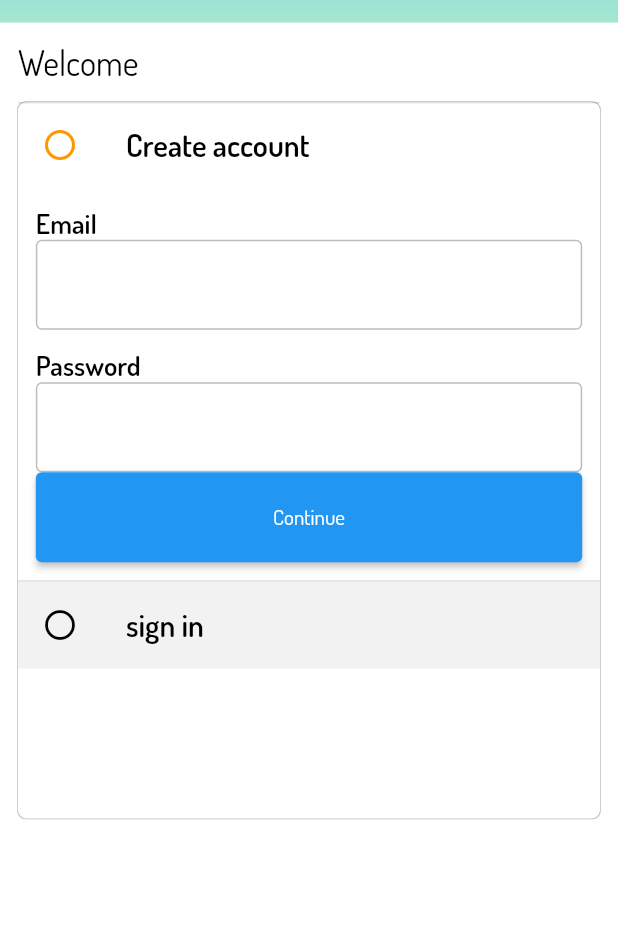
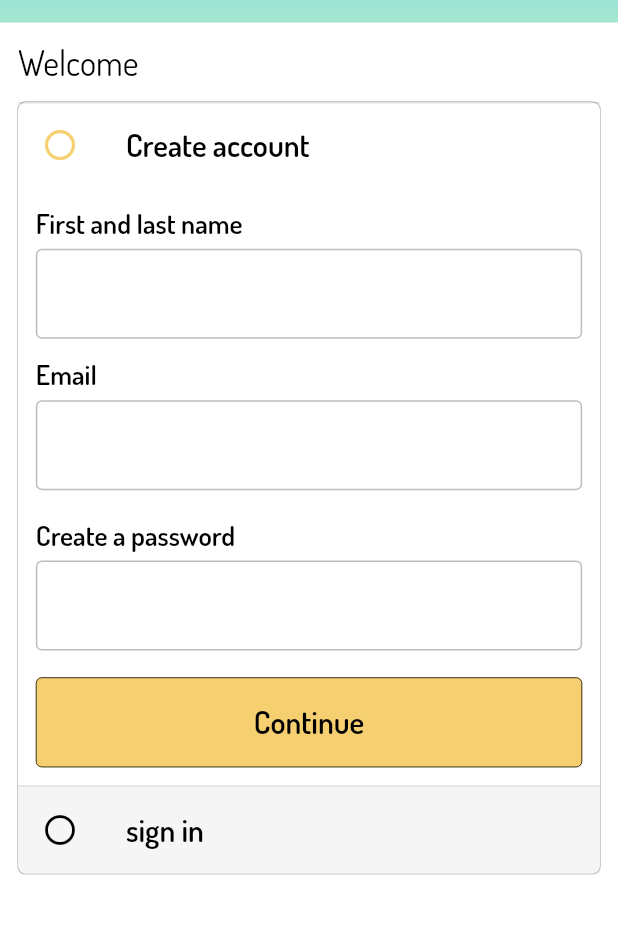
Before and after one commit to alaa747474/amazon-clone, a Flutter app: the SignInScreen screen opened by its route, after a tap on "Create account", on a phone screen of 412 x 824 dp, the part 67-1001 px from its top. Run offline on Flutter 3.47's test engine with Material 2 defaults, Android fonts, the phone set to English and light mode, and no system bars; our stand-ins replace bloc, cloud_firestore, firebase_core, flutter_bloc, flutter_native_splash, flutter_screenutil; accounts and stored records are empty; network calls fail.

Commit message:
amazon clone

```diff
--- a/lib/core/utils/theme.dart
+++ b/lib/core/utils/theme.dart
@@ -15,6 +15,7 @@ class AppTheme {
     scaffoldBackgroundColor: const Color.fromARGB(255, 233, 233, 233),
     shadowColor: Colors.black,
     primaryColorLight: Colors.white,
+    highlightColor:const Color.fromARGB(255, 246,207,112),
     textTheme: textTheme(),
   );
 }
--- a/lib/features/auth/presentation/screens/sign_in_screen.dart
+++ b/lib/features/auth/presentation/screens/sign_in_screen.dart
@@ -1,5 +1,7 @@
 import 'package:flutter/material.dart';
 import 'package:flutter_amazon_app/core/widgets/custom_app_bar.dart';
+import 'package:flutter_amazon_app/features/auth/presentation/widgets/continue_button.dart';
+import 'package:flutter_amazon_app/features/auth/presentation/widgets/custom_text_field.dart';
 import 'package:flutter_screenutil/flutter_screenutil.dart';
 
 
@@ -55,7 +57,7 @@ class _SignInScreenState extends State<SignInScreen> {
               ),
               Container(
                 width: double.maxFinite,
-                height: 400.h,
+
                 decoration: BoxDecoration(
                   borderRadius: BorderRadius.circular(5.r),
                   color: Theme.of(context).primaryColorLight,
@@ -70,8 +72,8 @@ class _SignInScreenState extends State<SignInScreen> {
                 ExpansionTile(
                   leading: const Icon(Icons.radio_button_off),
                   collapsedIconColor: Theme.of(context).shadowColor,
-                  iconColor: Colors.orange,
-                  collapsedBackgroundColor: Theme.of(context).hintColor.withOpacity(0.2),
+                  iconColor: Theme.of(context).highlightColor,
+                  collapsedBackgroundColor: Theme.of(context).hoverColor,
                   trailing:const SizedBox(),
                   onExpansionChanged: (value) {
                     if (value ==true) {
@@ -86,31 +88,28 @@ class _SignInScreenState extends State<SignInScreen> {
                     Container(
                       padding: EdgeInsets.all(10.h),
                       width: double.maxFinite,
-
                       child: SingleChildScrollView(
                         child: Column(
-                          crossAxisAlignment: CrossAxisAlignment.start,
                           children:[
-                             Text('Email',style: Theme.of(context).textTheme.headline4,),
-                            const CustomTextField(),
+                            const CustomTextField(title: 'First and last name',),
                             SizedBox(height: 10.h,),
-                             Text('Password',style: Theme.of(context).textTheme.headline4,),
-                            const CustomTextField(),
-                            SizedBox(
-                              width: double.maxFinite,
-                              height: 60,
-                              child: ElevatedButton(onPressed: (){}, child: Text('Continue')))
+                            const CustomTextField(title: 'Email',),
+                            SizedBox(height: 15.h,),
+                            const CustomTextField(title: 'Create a password',),
+                            SizedBox(height: 15.h,),
+                            const ContinueButton(),
                           ],
                         ),
                       ),
                     )
+
                   ]
                 ),
                 ExpansionTile(
                      leading: const Icon(Icons.radio_button_off),
                   collapsedIconColor: Theme.of(context).shadowColor,
-                  iconColor: Colors.orange,
-                  collapsedBackgroundColor: Theme.of(context).hintColor.withOpacity(0.2),
+                  iconColor: Theme.of(context).highlightColor,
+                  collapsedBackgroundColor: Theme.of(context).hoverColor,
                   trailing:const SizedBox(),
                   onExpansionChanged: (value) {
                     if (value ==true) {
@@ -123,9 +122,19 @@ class _SignInScreenState extends State<SignInScreen> {
                   title: Text('sign in',style: Theme.of(context).textTheme.headline3,),
                   children: [
                     Container(
+                      padding: EdgeInsets.all(10.h),
                       width: double.maxFinite,
-                      height: 305.h,
-                      color: Colors.amber,
+                      child: SingleChildScrollView(
+                        child: Column(
+                          children:[
+                            const CustomTextField(title: 'Email',),
+                            SizedBox(height: 10.h,),
+                            const CustomTextField(title: 'Password',),
+                            SizedBox(height: 15.h,),
+                            const ContinueButton(),
+                          ],
+                        ),
+                      ),
                     )
                   ]),
 
@@ -138,27 +147,3 @@ class _SignInScreenState extends State<SignInScreen> {
     );
   }
 }
-
-class CustomTextField extends StatelessWidget {
-  const CustomTextField({
-    Key? key,
-  }) : super(key: key);
-
-  @override
-  Widget build(BuildContext context) {
-    return TextFormField(
-      decoration: InputDecoration(
-        enabledBorder: OutlineInputBorder(
-          borderSide: BorderSide(
-            color: Theme.of(context).hintColor
-          )
-        ),
-        focusedBorder: const OutlineInputBorder(
-          borderSide: BorderSide(
-            color: Colors.orange
-          )
-        ),
-      ),
-    );
-  }
-}
--- /dev/null
+++ b/lib/features/auth/presentation/widgets/continue_button.dart
@@ -0,0 +1,31 @@
+import 'package:flutter/cupertino.dart';
+import 'package:flutter/material.dart';
+import 'package:flutter/src/widgets/container.dart';
+import 'package:flutter/src/widgets/framework.dart';
+
+class ContinueButton extends StatelessWidget {
+  const ContinueButton({super.key});
+
+  @override
+  Widget build(BuildContext context) {
+    return SizedBox(
+        width: double.maxFinite,
+        height: 60,
+        child: ElevatedButton(
+          style: ElevatedButton.styleFrom(
+            side: BorderSide(
+              color: Theme.of(context).shadowColor,
+              width: 0.5
+            ),
+            elevation: 0,
+            backgroundColor: Theme.of(context).highlightColor
+          ),
+            onPressed: () {},
+            child: Text(
+              'Continue',
+              style: Theme.of(context)
+                  .textTheme
+                  .headline3
+            )));
+  }
+}
--- a/lib/features/auth/presentation/widgets/custom_text_field.dart
+++ b/lib/features/auth/presentation/widgets/custom_text_field.dart
@@ -1,14 +1,21 @@
 
 import 'package:flutter/material.dart';
+import 'package:flutter_screenutil/flutter_screenutil.dart';
 
 class CustomTextField extends StatelessWidget {
   const CustomTextField({
     Key? key,
+    required this.title
   }) : super(key: key);
-
+   final String title;
   @override
   Widget build(BuildContext context) {
-    return TextFormField(
+    return Column(
+      crossAxisAlignment: CrossAxisAlignment.start,
+      children: [
+        Text(title,style: Theme.of(context).textTheme.headline4,),
+        SizedBox(height: 5.h,),
+        TextFormField(
           cursorColor: Colors.orange,
           decoration: InputDecoration(
             enabledBorder: OutlineInputBorder(
@@ -22,6 +29,8 @@ class CustomTextField extends StatelessWidget {
               )
             ),
           ),
+        ),
+      ],
     );
   }
 }
```
Lines whose indentation alone changed are shown as unchanged.
